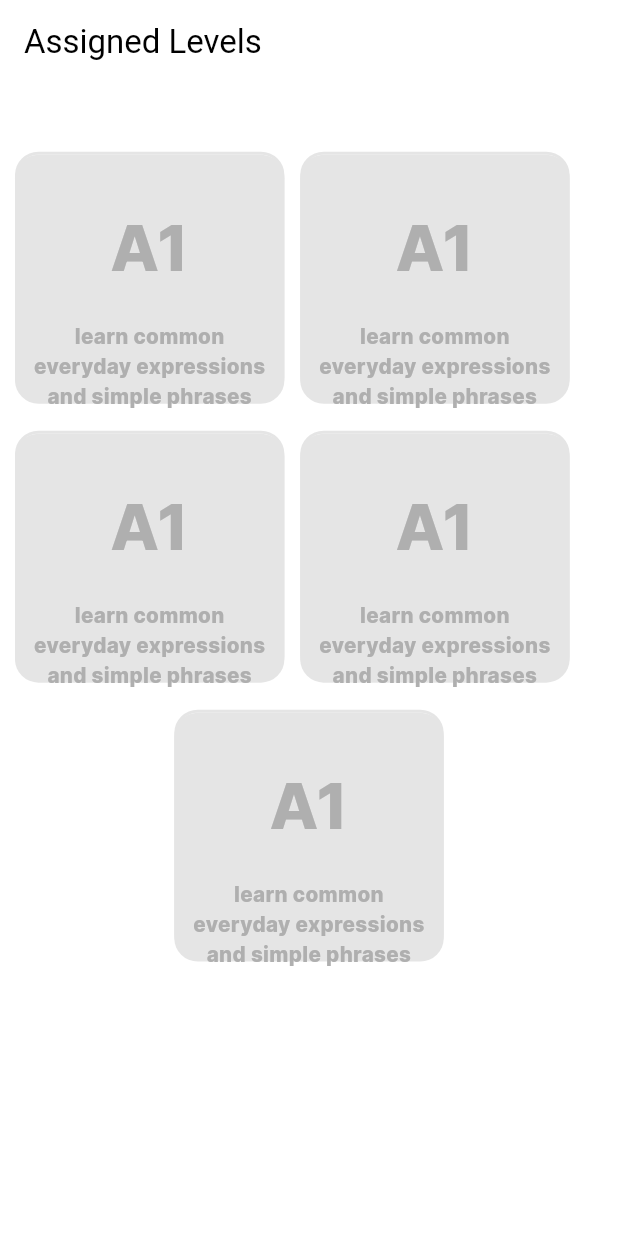
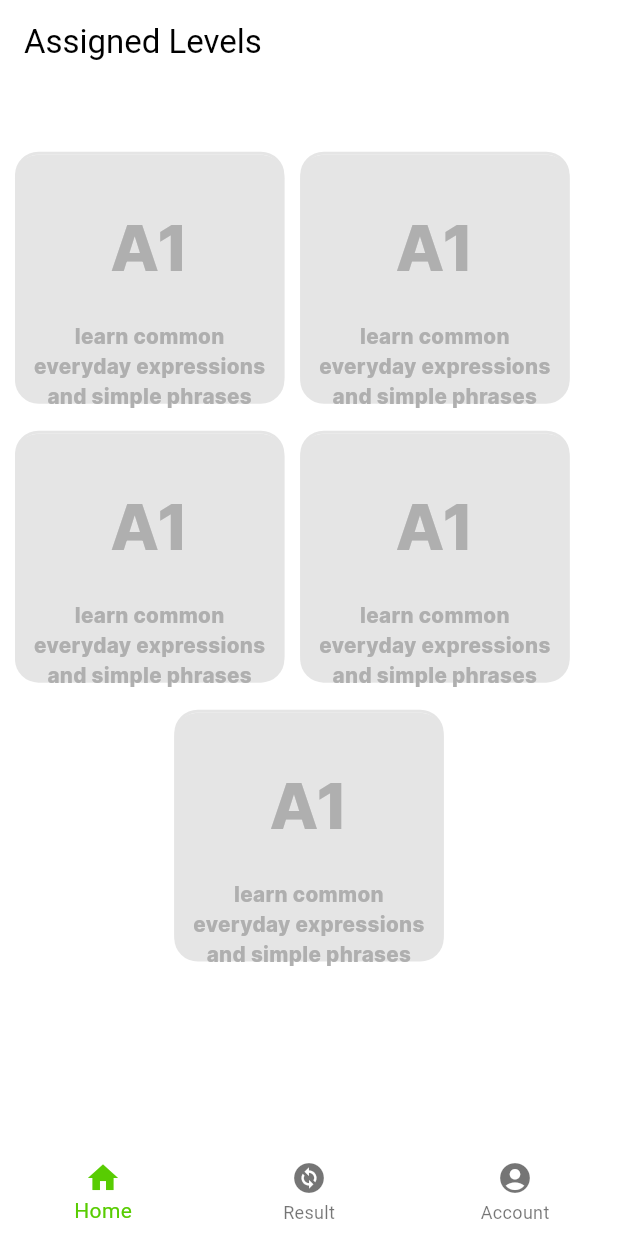
Before and after one commit to bigb45/az-english, a Flutter app: the screen it shows after launch, on a phone screen of 412 x 824 dp. Run offline on Flutter 3.47's test engine with Material 3 defaults, Android fonts, the phone set to English and light mode, and no system bars; our stand-ins replace firebase_core, flutter_screenutil, flutter_svg, routemaster; accounts and stored records are empty; generated files the repository leaves out were written again; statements that could not run were skipped.

Commit message:
feature: edit level selection screen
Updates the page by adding the bottom navigation bar

TODO: Change the icons of the bottom navbar

Next steps: Add localization to the screen

```diff
--- a/lib/features/levels/screens/level_selection.dart
+++ b/lib/features/levels/screens/level_selection.dart
@@ -13,6 +13,13 @@ class LevelSelection extends StatefulWidget {
 }
 
 class _LevelSelectionState extends State<LevelSelection> {
+  int _selectedIndex = 0;
+  void _onItemTapped(int index) {
+    setState(() {
+      _selectedIndex = index;
+    });
+  }
+
   @override
   Widget build(BuildContext context) {
     final screenWidth = MediaQuery.of(context).size.width;
@@ -83,6 +90,27 @@ class _LevelSelectionState extends State<LevelSelection> {
           ],
         ),
       ),
+      bottomNavigationBar: BottomNavigationBar(
+        backgroundColor: Colors.transparent,
+        elevation: 0,
+        items: const <BottomNavigationBarItem>[
+          BottomNavigationBarItem(
+            icon: Icon(Icons.home),
+            label: 'Home',
+          ),
+          BottomNavigationBarItem(
+            icon: Icon(Icons.change_circle),
+            label: 'Result',
+          ),
+          BottomNavigationBarItem(
+            icon: Icon(Icons.account_circle),
+            label: 'Account',
+          ),
+        ],
+        currentIndex: _selectedIndex,
+        selectedItemColor: Palette.primary,
+        onTap: _onItemTapped,
+      ),
     );
   }
 
```
